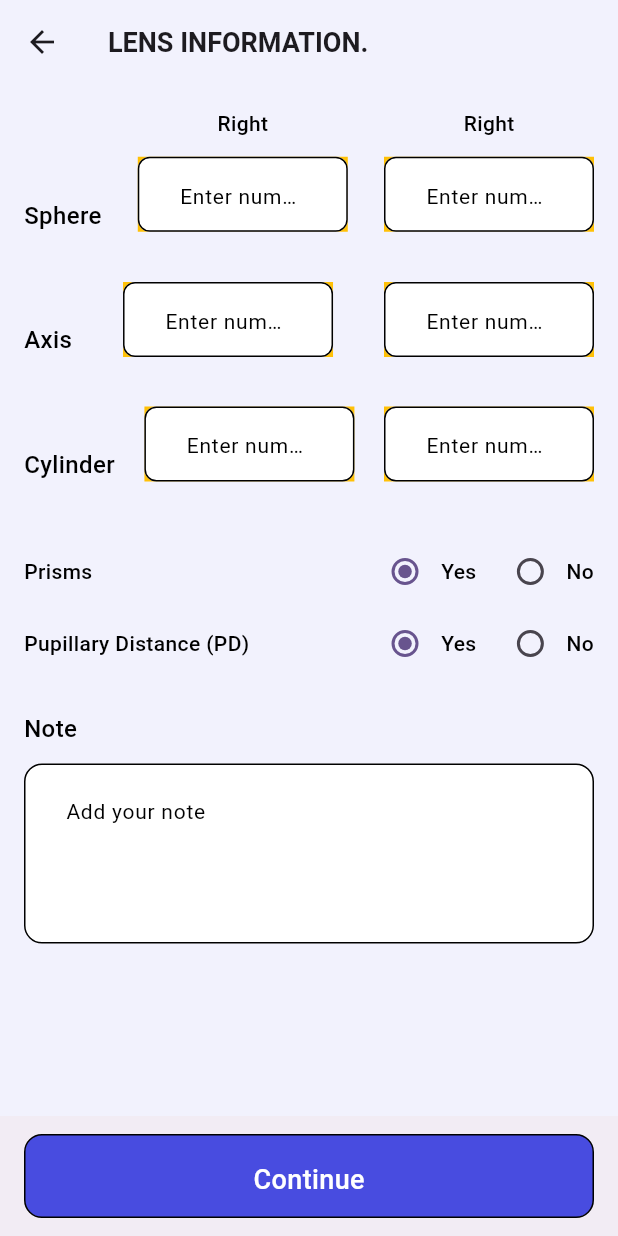
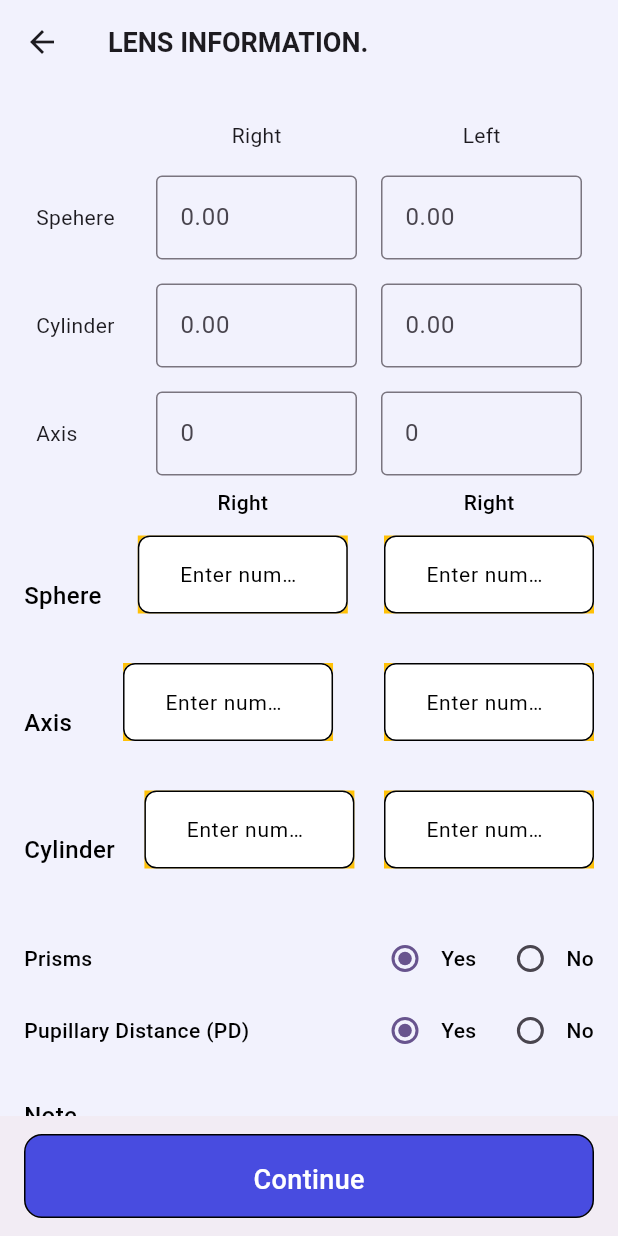
Before and after one commit to Kunalkarmavat/Eye-Glass-Prescription, a Flutter app: the LensInfoScreen screen opened by its route, on a phone screen of 412 x 824 dp. Run offline on Flutter 3.47's test engine with Material 3 defaults, Android fonts, the phone set to English and light mode, and no system bars; our stand-ins replace flutter_dotenv, google_fonts.

Commit message:
made changes on the  input fields

```diff
--- a/lib/screens/final_summary_screen.dart
+++ b/lib/screens/final_summary_screen.dart
@@ -10,6 +10,7 @@ class FinalSummaryScreen extends StatelessWidget {
   Widget build(BuildContext context) {
     final Prescription prescription =
         context.read<PrescriptionProvider>().getPrescription();
+
 
     return Scaffold(
       appBar: AppBar(
--- a/lib/screens/lens_info_screen.dart
+++ b/lib/screens/lens_info_screen.dart
@@ -13,8 +13,8 @@ class LensInfoScreen extends StatefulWidget {
 }
 
 class _LensInfoScreenState extends State<LensInfoScreen> {
-  // final TextEditingController _rightAxis = TextEditingController();
-  // final TextEditingController _leftAxis = TextEditingController();
+  final TextEditingController _rightAxis = TextEditingController();
+  final TextEditingController _leftAxis = TextEditingController();
   final TextEditingController _rightSphere = TextEditingController();
   final TextEditingController _leftSphere = TextEditingController();
   final TextEditingController _rightCylinder = TextEditingController();
@@ -51,12 +51,13 @@ class _LensInfoScreenState extends State<LensInfoScreen> {
         padding: const EdgeInsets.all(16),
         children: [
 
+          InputTable(),
+
 
 
           LensInput(
               eye: "Sphere",
               controller: _rightSphere,
-              controller: _leftSphere,
               label1: "Right",
               label2: "Add"),
           LensInput(eye: "Axis", controller: _leftSphere),
@@ -163,3 +164,107 @@ const TextStyle _buttonTextStyle = TextStyle(
   fontWeight: FontWeight.w500,
   color: Colors.white,
 );
+
+
+
+class InputTable extends StatelessWidget {
+  const InputTable({Key? key}) : super(key: key);
+
+  @override
+  Widget build(BuildContext context) {
+    return Table(
+      columnWidths: const {
+        0: FixedColumnWidth(80),
+        1: FlexColumnWidth(),
+        2: FlexColumnWidth(),
+      },
+      // border: TableBorder.all(color: Colors.grey),
+      defaultVerticalAlignment: TableCellVerticalAlignment.middle,
+      children: const [
+
+          TableRow(
+          children: [
+            Padding(
+              padding: EdgeInsets.all(8.0),
+              child: Text(''),
+            ),
+            Padding(
+              padding: EdgeInsets.all(8.0),
+              child:Center(child: Text('Right'))
+            ),
+
+              Padding(
+              padding: EdgeInsets.all(8.0),
+              child:Center(child: Text('Left'))
+            ),
+
+
+          ],
+        ),
+
+
+        TableRow(
+          children: [
+            Padding(
+              padding: EdgeInsets.all(8.0),
+              child: Text('Spehere'),
+            ),
+            Padding(
+              padding: EdgeInsets.all(8.0),
+              child: TextField(
+                decoration: InputDecoration(border: OutlineInputBorder(), labelText: '0.00'),
+              ),
+            ),
+            Padding(
+              padding: EdgeInsets.all(8.0),
+              child: TextField(
+                decoration: InputDecoration(border: OutlineInputBorder(), labelText: '0.00'),
+              ),
+            ),
+          ],
+        ),
+        TableRow(
+          children: [
+            Padding(
+              padding: EdgeInsets.all(8.0),
+              child: Text('Cylinder'),
+            ),
+            Padding(
+              padding: EdgeInsets.all(8.0),
+              child: TextField(
+                decoration: InputDecoration(border: OutlineInputBorder(), labelText: '0.00'),
+              ),
+            ),
+            Padding(
+              padding: EdgeInsets.all(8.0),
+              child: TextField(
+                decoration: InputDecoration(border: OutlineInputBorder(), labelText: '0.00'),
+              ),
+            ),
+          ],
+        ),
+        TableRow(
+          children: [
+            Padding(
+              padding: EdgeInsets.all(8.0),
+              child: Text('Axis'),
+            ),
+            Padding(
+              padding: EdgeInsets.all(8.0),
+              child: TextField(
+                decoration: InputDecoration(border: OutlineInputBorder(), labelText: '0'),
+              ),
+            ),
+            Padding(
+              padding: EdgeInsets.all(8.0),
+              child: TextField(
+                decoration: InputDecoration(border: OutlineInputBorder(), labelText: '0'),
+                textAlign: TextAlign.center,
+              ),
+            ),
+          ],
+        ),
+      ],
+    );
+  }
+}
--- a/lib/widgets/lens_input_field.dart
+++ b/lib/widgets/lens_input_field.dart
@@ -23,8 +23,8 @@ class LensInputField extends StatelessWidget {
           child: SizedBox(
             width: 140,
 
-            height: 50,
             child: TextField(
+
               keyboardType: TextInputType.number,
               inputFormatters: [FilteringTextInputFormatter.digitsOnly],
               controller: controller,
```
